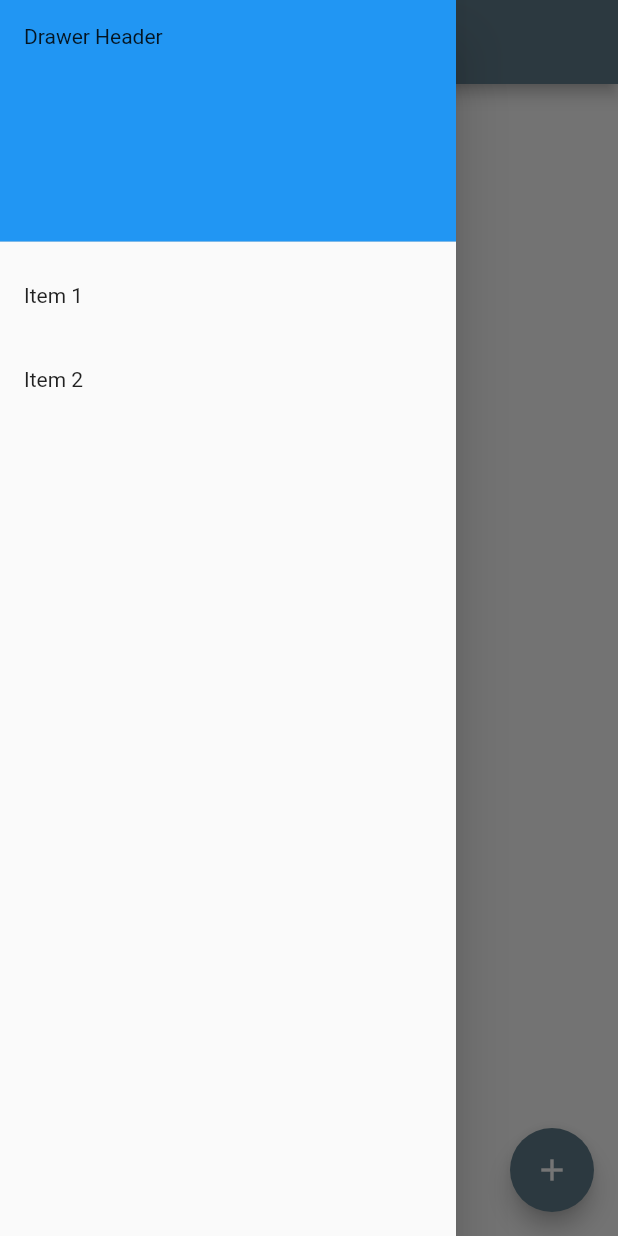
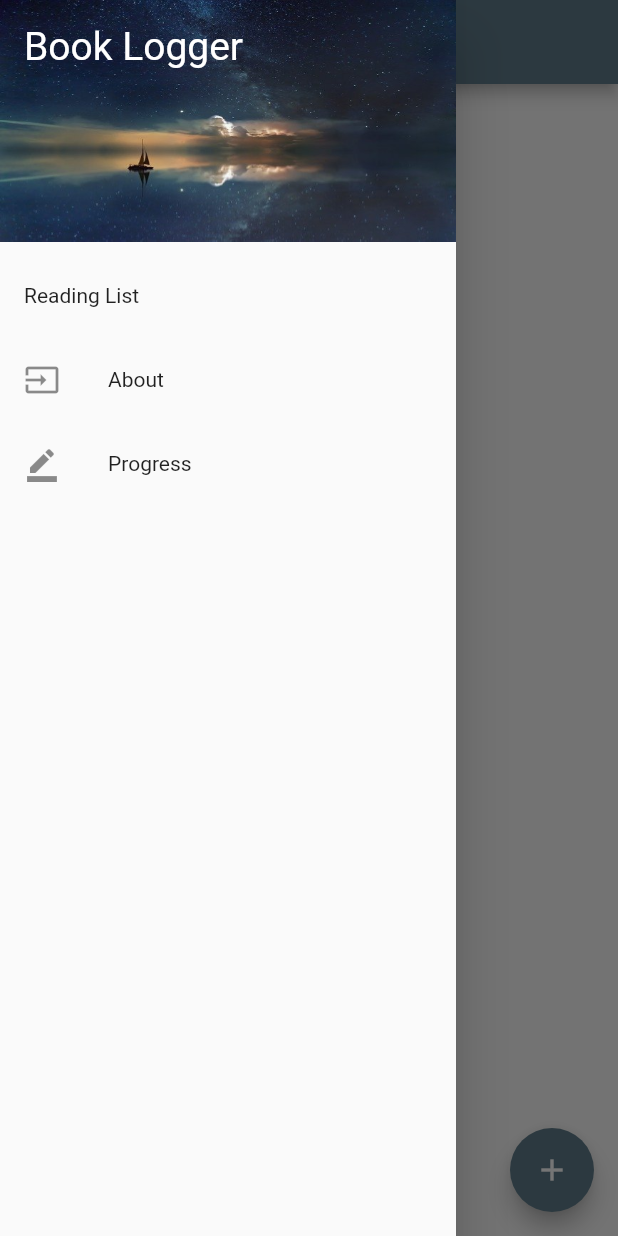
Before and after one commit to shumbaashley/book_logger, a Flutter app: the screen it shows after launch, with the side drawer open, on a phone screen of 412 x 824 dp. Run offline on Flutter 3.47's test engine with Material 2 defaults, Android fonts, the phone set to English and light mode, and no system bars; our stand-ins replace sqflite; accounts and stored records are empty.

```diff
--- a/lib/screens/book_detail.dart
+++ b/lib/screens/book_detail.dart
@@ -1,5 +1,6 @@
 import 'package:book_logger/models/book.dart';
 import 'package:book_logger/utils/helper.dart';
+import 'package:book_logger/widgets/navdrawer.dart';
 import 'package:flutter/material.dart';
 import 'package:intl/intl.dart';
 
@@ -22,7 +23,11 @@ class _BookDetailState extends State<BookDetail> {
 
   TextEditingController bookTitle = TextEditingController();
   TextEditingController bookAuthor = TextEditingController();
-  static const _statuses = ["Haven't started yet", "Currently In Progress", "Completed/Done"];
+  static const _statuses = [
+    "Haven't started yet",
+    "Currently In Progress",
+    "Completed/Done"
+  ];
 
   @override
   Widget build(BuildContext context) {
@@ -45,6 +50,7 @@ class _BookDetailState extends State<BookDetail> {
               },
             ),
           ),
+          drawer: NavbarDrawer(),
           body: Padding(
             padding: EdgeInsets.only(top: 15.0, left: 10.0, right: 10.0),
             child: ListView(
@@ -103,8 +109,9 @@ class _BookDetailState extends State<BookDetail> {
                   child: Row(children: <Widget>[
                     Expanded(
                       child: RaisedButton(
+                        padding: EdgeInsets.all(8.0),
                         color: Theme.of(context).primaryColorDark,
-                        textColor: Theme.of(context).primaryColorLight,
+                        textColor: Colors.white,
                         child: Text(
                           'Save',
                           textScaleFactor: 1.5,
@@ -122,8 +129,9 @@ class _BookDetailState extends State<BookDetail> {
                     ),
                     Expanded(
                       child: RaisedButton(
-                        color: Theme.of(context).primaryColorDark,
-                        textColor: Theme.of(context).primaryColorLight,
+                        padding: EdgeInsets.all(8.0),
+                        color: Colors.red,
+                        textColor: Colors.white,
                         child: Text(
                           'Delete',
                           textScaleFactor: 1.5,
--- a/lib/screens/book_list.dart
+++ b/lib/screens/book_list.dart
@@ -1,8 +1,10 @@
 import 'package:book_logger/models/book.dart';
 import 'package:book_logger/utils/helper.dart';
+import 'package:book_logger/widgets/navdrawer.dart';
 import 'package:sqflite/sqflite.dart';
 import 'package:book_logger/screens/book_detail.dart';
 import 'package:flutter/material.dart';
+
 
 class BookList extends StatefulWidget {
   @override
@@ -26,7 +28,7 @@ class BookListState extends State<BookList> {
     return Scaffold(
       appBar: AppBar(title: Text('Book Reading List')),
       body: getBookListView(),
-      drawer: getSideBarDrawer(),
+      drawer: NavbarDrawer(),
       floatingActionButton: FloatingActionButton(
         onPressed: () {
           debugPrint("Button Tapped");
@@ -73,45 +75,6 @@ class BookListState extends State<BookList> {
         );
       },
     );
-  }
-
-
-  Drawer getSideBarDrawer(){
-    return Drawer(
-        // Add a ListView to the drawer. This ensures the user can scroll
-        // through the options in the drawer if there isn't enough vertical
-        // space to fit everything.
-        child: ListView(
-          // Important: Remove any padding from the ListView.
-          padding: EdgeInsets.zero,
-          children: <Widget>[
-            DrawerHeader(
-              child: Text('Drawer Header'),
-              decoration: BoxDecoration(
-                color: Colors.blue,
-              ),
-            ),
-            ListTile(
-              title: Text('Item 1'),
-              onTap: () {
-                // Update the state of the app
-                // ...
-                // Then close the drawer
-                Navigator.pop(context);
-              },
-            ),
-            ListTile(
-              title: Text('Item 2'),
-              onTap: () {
-                // Update the state of the app
-                // ...
-                // Then close the drawer
-                Navigator.pop(context);
-              },
-            ),
-          ],
-        )
-      );
   }
 
   Color getStatusColor(int status) {
--- a/lib/style.dart
+++ b/lib/style.dart
@@ -11,10 +11,17 @@ const AppBarTextStyle = TextStyle(
     color: Colors.white
 );
 
+const NavBarTextStyle = TextStyle(
+    fontFamily: FontFamily,
+    fontWeight: FontWeight.w300,
+    fontSize: LargeTextSize,
+    color: Colors.white
+);
+
 
 const BodyTextStyle = TextStyle(
     fontFamily: FontFamily,
     fontWeight: FontWeight.w300,
     fontSize: SmallTextSize,
-    color: Colors.white
+    color: Colors.black
 );
--- /dev/null
+++ b/lib/widgets/navdrawer.dart
@@ -0,0 +1,55 @@
+import 'package:book_logger/screens/book_list.dart';
+import 'package:flutter/material.dart';
+
+import '../style.dart';
+
+class NavbarDrawer extends StatelessWidget {
+
+  @override
+  Widget build(BuildContext context) {
+    return Drawer(
+      child: ListView(
+      padding: EdgeInsets.zero,
+      children: <Widget>[
+        DrawerHeader(
+          child: Text(
+            'Book Logger',
+            style: NavBarTextStyle,
+          ),
+          decoration: BoxDecoration(
+            color: Colors.blueGrey,
+            image: DecorationImage(
+            fit: BoxFit.fill,
+            image: AssetImage('images/navbar_cover.jpg')),
+          ),
+        ),
+        ListTile(
+          title: Text('Reading List'),
+          onTap: () {
+            Navigator.push(context, MaterialPageRoute(builder: (context) => BookList()));
+          },
+        ),
+        ListTile(
+          leading: Icon(Icons.input),
+          title: Text('About'),
+          onTap: () {
+            // Update the state of the app
+            // ...
+            // Then close the drawer
+            Navigator.pop(context);
+          },
+        ),
+        ListTile(
+          leading: Icon(Icons.border_color),
+          title: Text('Progress'),
+          onTap: () {
+            // Update the state of the app
+            // ...
+            // Then close the drawer
+            Navigator.pop(context);
+          },
+        ),
+      ],
+    ));
+  }
+}
--- a/pubspec.yaml
+++ b/pubspec.yaml
@@ -48,7 +48,7 @@ flutter:
   # To add assets to your application, add an assets section, like this:
   assets:
     - images/book_logger_icon.png
-  #   - images/a_dot_ham.jpeg
+    - images/navbar_cover.jpg
 
   # An image asset can refer to one or more resolution-specific "variants", see
   # https://flutter.dev/assets-and-images/#resolution-aware.
```
Also changed, not shown: images/navbar_cover.jpg (added).
